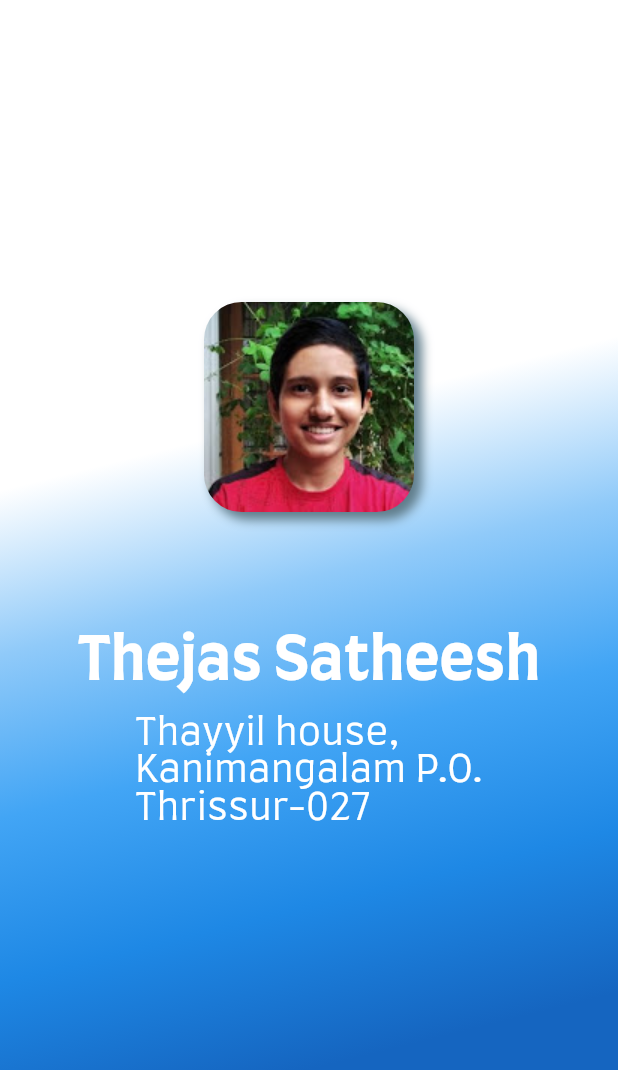
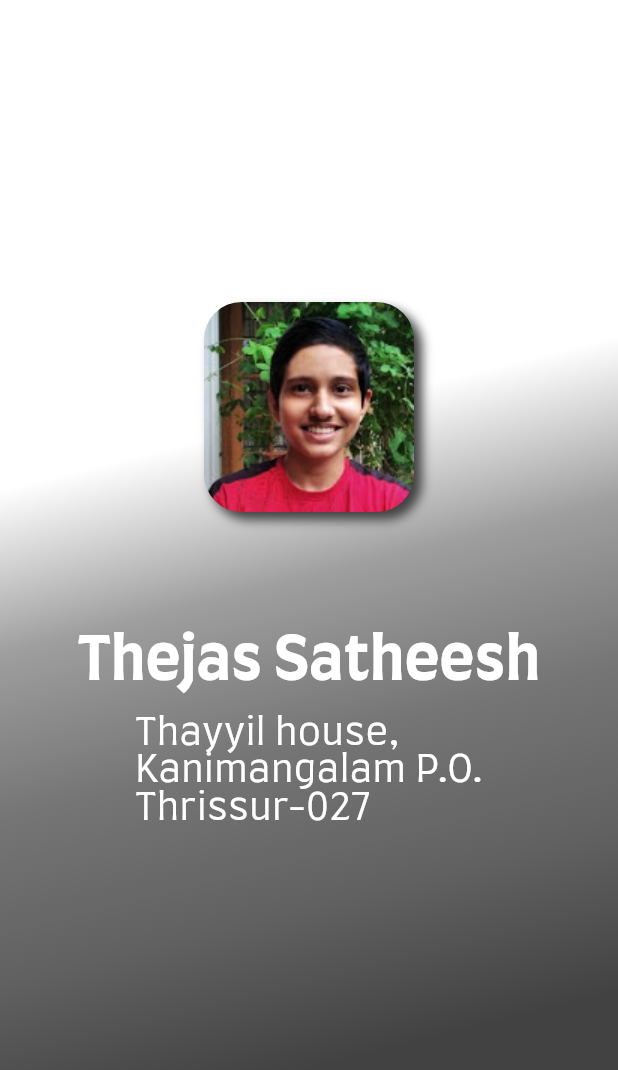
Before and after one commit to ThejasSatheesh/demo, a Flutter app: the screen it shows after launch, on a phone screen of 412 x 824 dp, the part 166-1236 px from its top. Run offline on Flutter 3.47's test engine with Material 2 defaults, Android fonts, the phone set to English and light mode, and no system bars.

Commit message:
minor gradient colour change

```diff
--- a/lib/constants.dart
+++ b/lib/constants.dart
@@ -13,10 +13,10 @@ List<Color> colorList1 = [
   ];
 
   List<Color> colorList0 = [
-    Colors.blue.shade800,
-    Colors.blue.shade600,
-    Colors.blue.shade400,
-    Colors.blue.shade200,
+    Colors.grey.shade800,
+    Colors.grey.shade700,
+    Colors.grey.shade600,
+    Colors.grey.shade500,
     Colors.white,
     Colors.white,
     Colors.white,
--- a/lib/widget.dart
+++ b/lib/widget.dart
@@ -26,7 +26,7 @@ class PhotoAndLocation extends StatelessWidget {
           Container(
             decoration: BoxDecoration(boxShadow: [
               BoxShadow(
-                  blurRadius: 5, offset: Offset(5, 5), color: Colors.blueGrey),
+                  blurRadius: 5, offset: Offset(5, 5), color: Colors.grey.shade800),
             ], borderRadius: BorderRadius.all(Radius.circular(25))),
             child: ClipRRect(
               borderRadius: BorderRadius.all(Radius.circular(25)),
```
